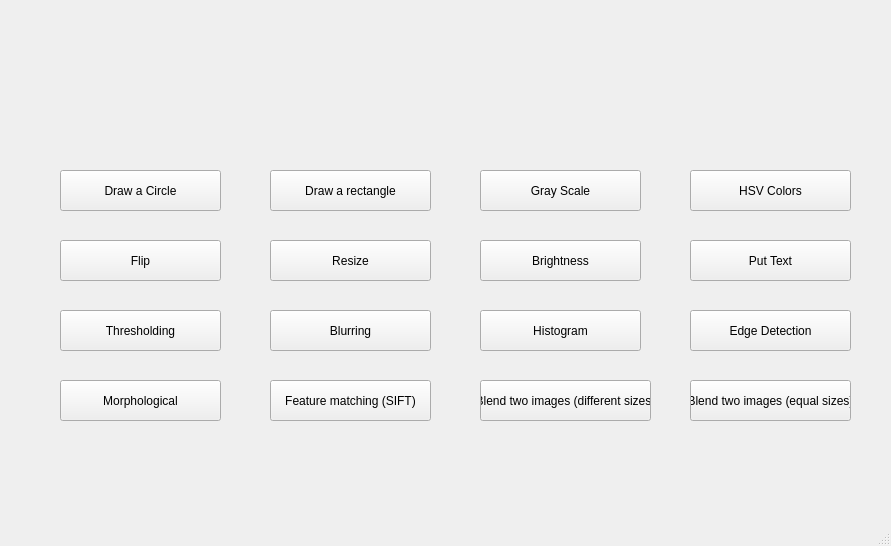
Old version of the form main.ui in the repository Hossamster/Edit-Image-App.
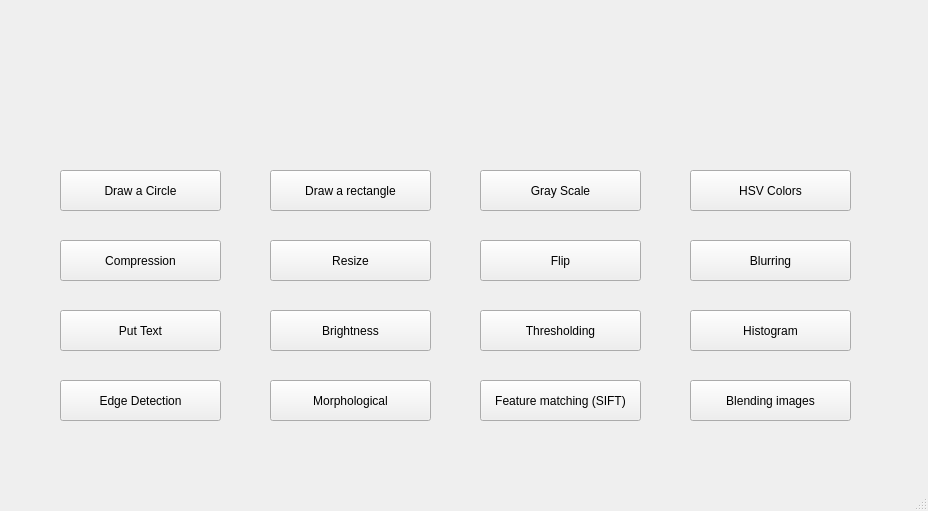
New version of the form. Icons and pictures are not drawn.

```diff
--- a/main.ui
+++ b/main.ui
@@ -6,8 +6,8 @@
    <rect>
     <x>0</x>
     <y>0</y>
-    <width>891</width>
-    <height>546</height>
+    <width>928</width>
+    <height>511</height>
    </rect>
   </property>
   <property name="windowTitle">
@@ -2236,7 +2236,7 @@
    <widget class="QPushButton" name="flip">
     <property name="geometry">
      <rect>
-      <x>60</x>
+      <x>480</x>
       <y>240</y>
       <width>161</width>
       <height>41</height>
@@ -2269,7 +2269,7 @@
     <property name="geometry">
      <rect>
       <x>160</x>
-      <y>10</y>
+      <y>20</y>
       <width>671</width>
       <height>121</height>
      </rect>
@@ -2320,39 +2320,10 @@
      <string>HSV Colors</string>
     </property>
    </widget>
-   <widget class="QPushButton" name="blend2imgs">
-    <property name="geometry">
-     <rect>
-      <x>690</x>
-      <y>380</y>
-      <width>161</width>
-      <height>41</height>
-     </rect>
-    </property>
-    <property name="toolTip">
-     <string>&lt;html&gt;&lt;head/&gt;&lt;body&gt;&lt;p&gt;The two images should be equal in size or we will take the highest size.&lt;/p&gt;&lt;/body&gt;&lt;/html&gt;</string>
-    </property>
-    <property name="text">
-     <string>Blend two images (equal sizes)</string>
-    </property>
-   </widget>
-   <widget class="QPushButton" name="blending_diff_size">
-    <property name="geometry">
-     <rect>
-      <x>480</x>
-      <y>380</y>
-      <width>171</width>
-      <height>41</height>
-     </rect>
-    </property>
-    <property name="text">
-     <string>Blend two images (different sizes)</string>
-    </property>
-   </widget>
    <widget class="QPushButton" name="threshold">
     <property name="geometry">
      <rect>
-      <x>60</x>
+      <x>480</x>
       <y>310</y>
       <width>161</width>
       <height>41</height>
@@ -2365,8 +2336,8 @@
    <widget class="QPushButton" name="brightness">
     <property name="geometry">
      <rect>
-      <x>480</x>
-      <y>240</y>
+      <x>270</x>
+      <y>310</y>
       <width>161</width>
       <height>41</height>
      </rect>
@@ -2378,8 +2349,8 @@
    <widget class="QPushButton" name="put_text">
     <property name="geometry">
      <rect>
-      <x>690</x>
-      <y>240</y>
+      <x>60</x>
+      <y>310</y>
       <width>161</width>
       <height>41</height>
      </rect>
@@ -2391,8 +2362,8 @@
    <widget class="QPushButton" name="blurring">
     <property name="geometry">
      <rect>
-      <x>270</x>
-      <y>310</y>
+      <x>690</x>
+      <y>240</y>
       <width>161</width>
       <height>41</height>
      </rect>
@@ -2404,8 +2375,8 @@
    <widget class="QPushButton" name="gradient">
     <property name="geometry">
      <rect>
-      <x>690</x>
-      <y>310</y>
+      <x>60</x>
+      <y>380</y>
       <width>161</width>
       <height>41</height>
      </rect>
@@ -2417,7 +2388,7 @@
    <widget class="QPushButton" name="histogram">
     <property name="geometry">
      <rect>
-      <x>480</x>
+      <x>690</x>
       <y>310</y>
       <width>161</width>
       <height>41</height>
@@ -2430,7 +2401,7 @@
    <widget class="QPushButton" name="feature_matching">
     <property name="geometry">
      <rect>
-      <x>270</x>
+      <x>480</x>
       <y>380</y>
       <width>161</width>
       <height>41</height>
@@ -2456,7 +2427,7 @@
    <widget class="QPushButton" name="morphological">
     <property name="geometry">
      <rect>
-      <x>60</x>
+      <x>270</x>
       <y>380</y>
       <width>161</width>
       <height>41</height>
@@ -2466,6 +2437,35 @@
      <string>Morphological</string>
     </property>
    </widget>
+   <widget class="QPushButton" name="compression">
+    <property name="geometry">
+     <rect>
+      <x>60</x>
+      <y>240</y>
+      <width>161</width>
+      <height>41</height>
+     </rect>
+    </property>
+    <property name="text">
+     <string>Compression</string>
+    </property>
+   </widget>
+   <widget class="QPushButton" name="blending">
+    <property name="geometry">
+     <rect>
+      <x>690</x>
+      <y>380</y>
+      <width>161</width>
+      <height>41</height>
+     </rect>
+    </property>
+    <property name="toolTip">
+     <string>&lt;html&gt;&lt;head/&gt;&lt;body&gt;&lt;p&gt;The two images should be equal in size or we will take the highest size.&lt;/p&gt;&lt;/body&gt;&lt;/html&gt;</string>
+    </property>
+    <property name="text">
+     <string>Blending images</string>
+    </property>
+   </widget>
   </widget>
   <widget class="QMenuBar" name="menubar">
    <property name="geometry">
```
Left out of the diff: 4 changed lines with no effect on the pictures.
